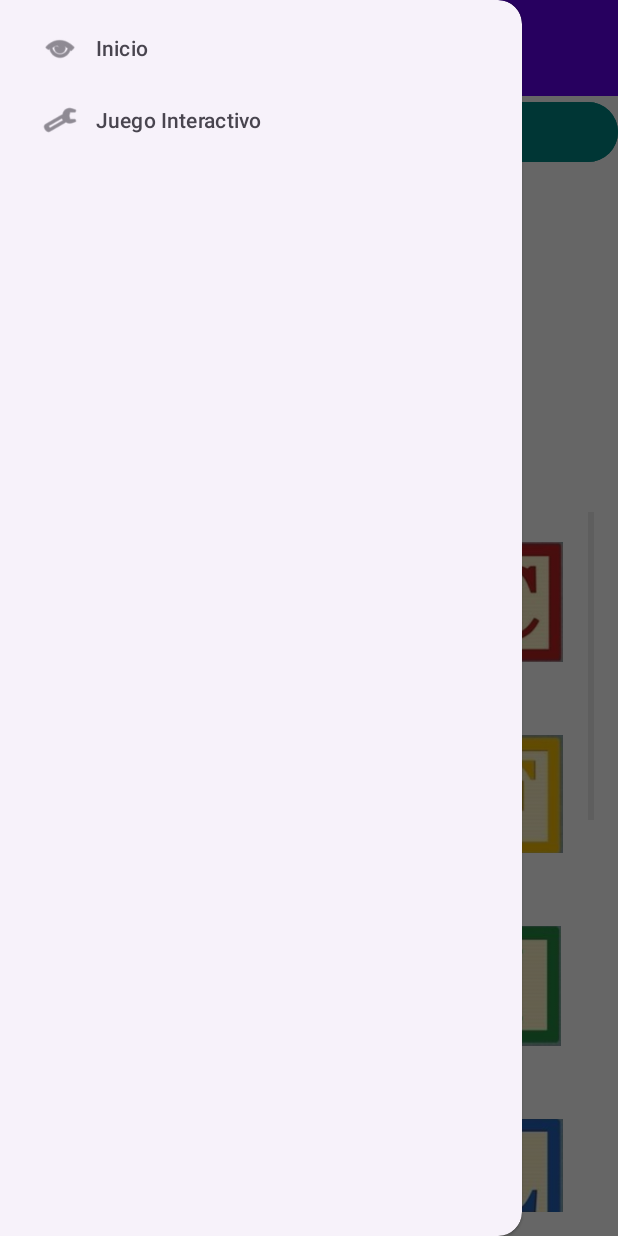
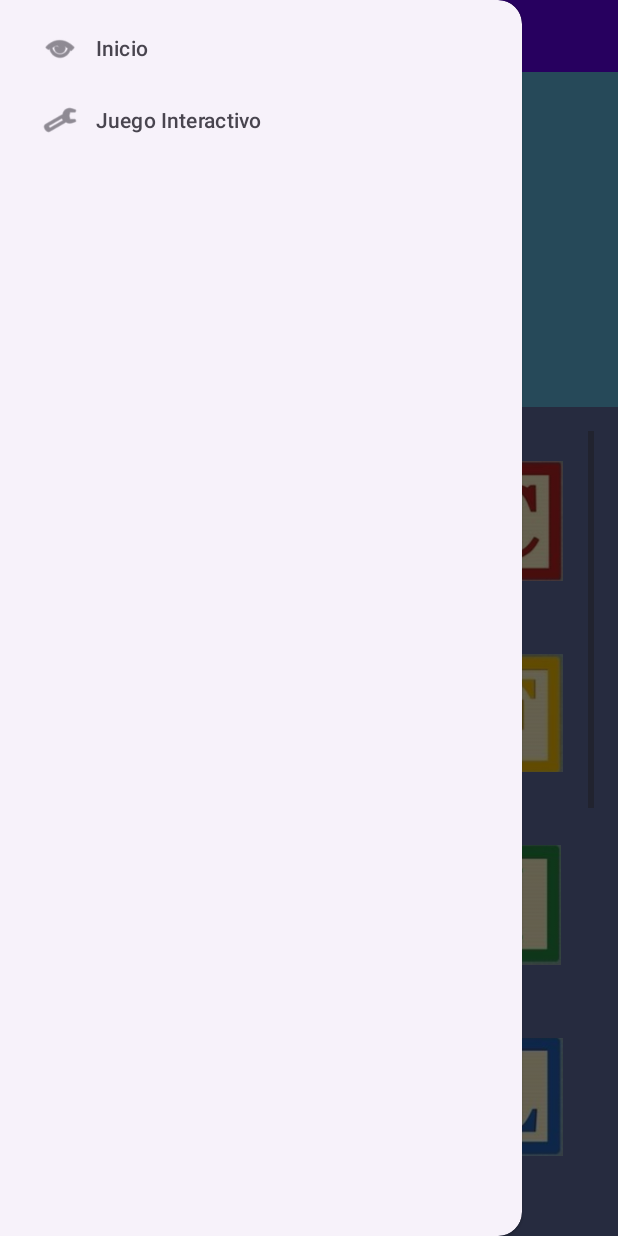
Before and after one commit to kaviekj/comunicate_app_JUEGO, an Android app: the screen it shows after launch (MainActivity), with the side drawer open, on a phone screen of 412 x 824 dp. Run offline under Robolectric (Android 15) with nearby library versions, the light colour scheme and no system bars.

Commit message:
app interfaz principal v3

```diff
--- a/app/src/main/java/com/example/comunicate_apptest/MainActivity.kt
+++ b/app/src/main/java/com/example/comunicate_apptest/MainActivity.kt
@@ -35,7 +35,7 @@ class MainActivity : AppCompatActivity(), NavigationView.OnNavigationItemSelecte
     private lateinit var btnPausa: Button
     private lateinit var tts: TextToSpeech
     private lateinit var gridLetras: GridView
-    private lateinit var signContainer: FrameLayout // ✅ Coincide con el XML
+    private lateinit var signContainer: LinearLayout
     private lateinit var imgSign: ImageView  // <-- ¡Faltaba un salto de línea aquí!
     private lateinit var txtEvaluation: TextView
 
@@ -93,7 +93,7 @@ class MainActivity : AppCompatActivity(), NavigationView.OnNavigationItemSelecte
         }
 
         // Configurar Navigation Drawer
-        val toolbar: Toolbar = findViewById(R.id.toolbar)
+        val toolbar = findViewById<Toolbar>(R.id.toolbar)
         setSupportActionBar(toolbar)
         val toggle = ActionBarDrawerToggle(
             this,
--- /dev/null
+++ b/app/src/main/res/drawable/borde_image.xml
@@ -0,0 +1,5 @@
+<shape xmlns:android="http://schemas.android.com/apk/res/android">
+    <solid android:color="#FFFFFF"/> <!-- Color del fondo dentro del borde -->
+    <stroke android:color="#000000" android:width="2dp"/> <!-- Color y grosor del borde -->
+    <corners android:radius="8dp"/> <!-- Radio de las esquinas del borde -->
+</shape>
--- a/app/src/main/res/layout/activity_main.xml
+++ b/app/src/main/res/layout/activity_main.xml
@@ -1,27 +1,28 @@
 <?xml version="1.0" encoding="utf-8"?>
-<androidx.drawerlayout.widget.DrawerLayout
-    xmlns:android="http://schemas.android.com/apk/res/android"
+<androidx.drawerlayout.widget.DrawerLayout xmlns:android="http://schemas.android.com/apk/res/android"
     xmlns:app="http://schemas.android.com/apk/res-auto"
     xmlns:tools="http://schemas.android.com/tools"
     android:id="@+id/drawer_layout"
     android:layout_width="match_parent"
     android:layout_height="match_parent"
+    android:background="#0C7DFF"
     tools:context=".MainActivity">
 
     <!-- Contenedor principal -->
     <LinearLayout
         android:layout_width="match_parent"
         android:layout_height="match_parent"
-        android:orientation="vertical">
+        android:orientation="vertical" />
 
-        <!-- Toolbar -->
+
+    <!-- Toolbar arriba -->
     <androidx.appcompat.widget.Toolbar
         android:id="@+id/toolbar"
         android:layout_width="match_parent"
-            android:layout_height="?attr/actionBarSize"
+        android:layout_height="wrap_content"
         android:background="?attr/colorPrimary"
-            android:elevation="4dp"
-            app:popupTheme="@style/ThemeOverlay.AppCompat.Light"/>
+        android:theme="@style/ThemeOverlay.AppCompat.Dark.ActionBar"
+        app:title="Mi App" />
 
     <!-- Contenido principal -->
     <FrameLayout
@@ -33,20 +34,22 @@
             android:id="@+id/mainContainer"
             android:layout_width="match_parent"
             android:layout_height="match_parent"
-                android:orientation="vertical"
-                android:background="@color/white">
+            android:background="@color/white"
+            android:orientation="vertical">
 
             <Button
                 android:id="@+id/btnPausa"
                 android:layout_width="match_parent"
                 android:layout_height="wrap_content"
-                    android:backgroundTint="@color/teal_700"
+                android:background="#A0B6DB"
+                android:backgroundTint="#08021B"
                 android:onClick="togglePausaLectura"
                 android:text="Pausar Lectura" />
 
             <TextView
                 android:layout_width="match_parent"
-                    android:layout_height="213dp"
+                android:layout_height="223dp"
+                android:background="#60B7E0"
                 android:gravity="center"
                 android:padding="16dp"
                 android:text="Selecciona una letra"
@@ -55,48 +58,41 @@
             <GridView
                 android:id="@+id/gridLetras"
                 android:layout_width="match_parent"
-                    android:layout_height="0dp"
+                android:layout_height="9dp"
                 android:layout_weight="1"
+                android:background="#606C9E"
                 android:horizontalSpacing="8dp"
                 android:numColumns="3"
                 android:padding="16dp"
                 android:stretchMode="columnWidth"
                 android:verticalSpacing="8dp" />
-            </LinearLayout>
-
-            <!-- Contenedor de seña (oculto inicialmente) -->
-            <FrameLayout
+            <LinearLayout
                 android:id="@+id/signContainer"
                 android:layout_width="match_parent"
-                android:layout_height="match_parent"
-                android:background="#CCFFFFFF"
-                android:visibility="gone"
-                android:clickable="true"
-                android:focusable="true">
-
-                <LinearLayout
-                    android:layout_width="match_parent"
-                    android:layout_height="match_parent"
+                android:layout_height="494dp"
+                android:background="@color/black"
+                android:gravity="center"
                 android:orientation="vertical"
-                    android:gravity="center"
-                    android:padding="16dp"
-                    android:background="@color/white">
+                android:translationY="-25dp"
+                android:visibility="gone">
 
                 <ImageButton
                     android:id="@+id/btnClose"
                     android:layout_width="40dp"
                     android:layout_height="40dp"
                     android:layout_gravity="end"
-                        android:background="@android:color/transparent"
-                        android:src="@drawable/ic_close" />
-
+                    android:background="@color/purple_200"
+                    android:src="@drawable/ic_close"
+                    android:translationY="-1dp" />
                 <ImageView
                     android:id="@+id/imgSign"
-                        android:layout_width="200dp"
-                        android:layout_height="200dp"
+                    android:layout_width="374dp"
+                    android:layout_height="302dp"
                     android:layout_gravity="center"
-                        android:layout_marginTop="16dp" />
-
+                    android:layout_marginTop="40dp"
+                    android:background="#00FFFFFF"
+                    android:scaleType="center"
+                    android:translationY="-30dp" />
 
                 <TextView
                     android:id="@+id/txtEvaluation"
@@ -104,12 +100,15 @@
                     android:layout_height="wrap_content"
                     android:layout_marginTop="24dp"
                     android:gravity="center"
-                        android:text="Evaluación: "
-                        android:textSize="18sp" />
+                    android:text="Evaluación:"
+                    android:textSize="18sp"
+                    android:translationY="-20dp" />
             </LinearLayout>
+
+        </LinearLayout>
+
     </FrameLayout>
-        </FrameLayout>
-    </LinearLayout>
+
 
     <!-- Navigation Drawer -->
     <com.google.android.material.navigation.NavigationView
--- a/app/src/main/res/layout/grid_item_letra.xml
+++ b/app/src/main/res/layout/grid_item_letra.xml
@@ -17,7 +17,6 @@
         android:layout_width="wrap_content"
         android:layout_height="wrap_content"
         android:layout_gravity="center"
-        android:textColor="@color/black"
         android:textSize="30sp" />
 
 </FrameLayout>
--- a/app/src/main/res/values/colors.xml
+++ b/app/src/main/res/values/colors.xml
@@ -7,4 +7,5 @@
     <color name="teal_700">#FF018786</color>
     <color name="black">#FF000000</color>
     <color name="white">#FFFFFFFF</color>
+    <color name="ded" />
 </resources>
```
Lines whose indentation alone changed are shown as unchanged.
